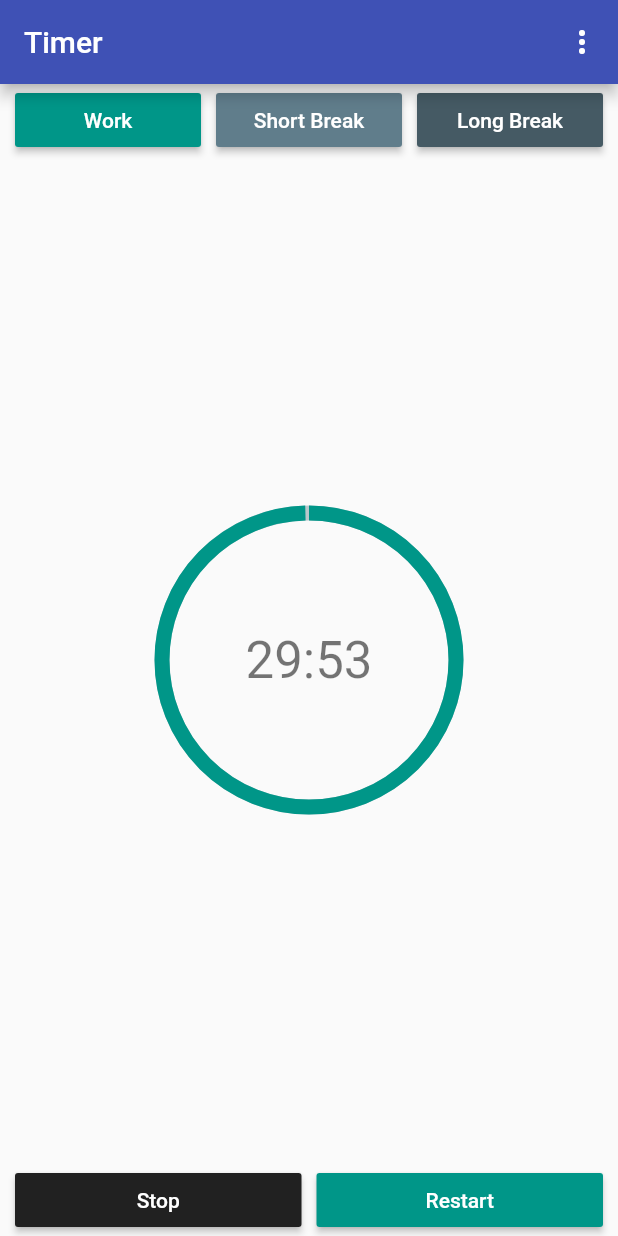
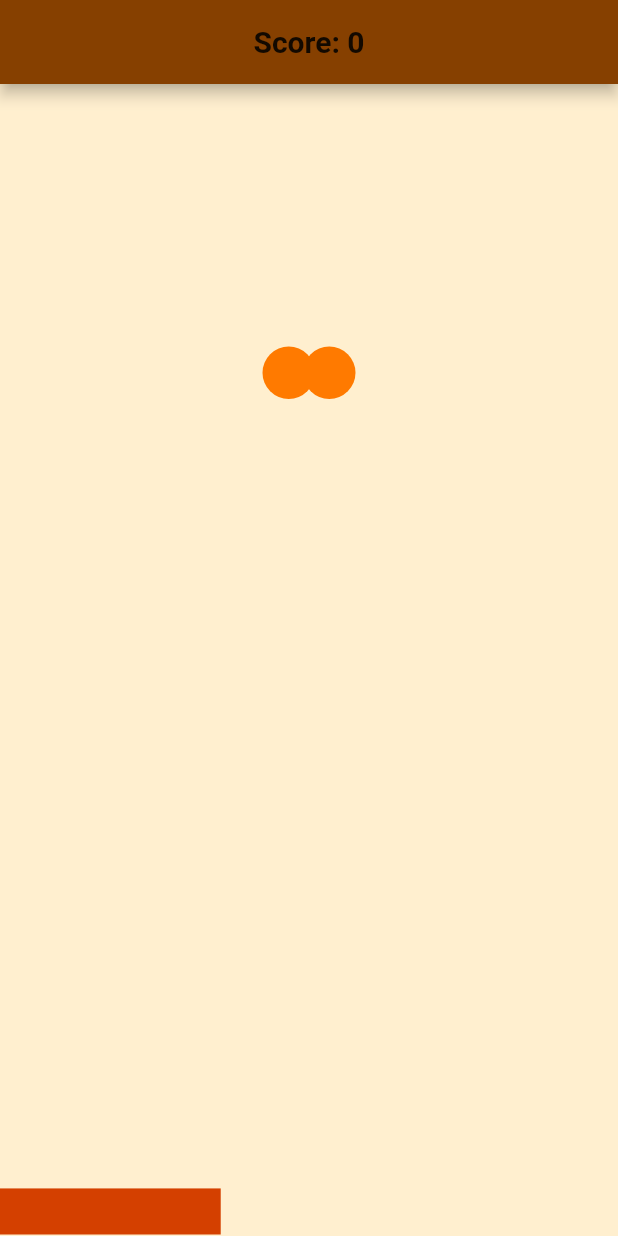
Before and after one commit to ahmedashraf722/Flutter_Projects, a Flutter app: the screen it shows after launch, on a phone screen of 412 x 824 dp. Run offline on Flutter 3.47's test engine with Material 2 defaults, Android fonts, the light colour scheme and no system bars; drawn by our look-alikes of percent_indicator; our stand-ins replace shared_preferences.

Commit message:
Finished Game Pong

```diff
--- /dev/null
+++ b/lib/game_pong/ball.dart
@@ -0,0 +1,23 @@
+import 'package:flutter/material.dart';
+
+class Ball extends StatefulWidget {
+  @override
+  _BallState createState() => _BallState();
+}
+
+class _BallState extends State<Ball> {
+  @override
+  Widget build(BuildContext context) {
+    final double d = 35;
+    return Center(
+      child: Container(
+        width: d,
+        height: d,
+        decoration: BoxDecoration(
+          color: Color(0xffff7a00),
+          shape: BoxShape.circle,
+        ),
+      ),
+    );
+  }
+}
--- /dev/null
+++ b/lib/game_pong/bat.dart
@@ -0,0 +1,19 @@
+import 'package:flutter/material.dart';
+
+class Bat extends StatelessWidget {
+  final double width;
+  final double height;
+
+  const Bat(this.width, this.height);
+
+  @override
+  Widget build(BuildContext context) {
+    return Container(
+      width: width,
+      height: height,
+      decoration: BoxDecoration(
+        color: Color(0xffd44000),
+      ),
+    );
+  }
+}
--- /dev/null
+++ b/lib/game_pong/pong_game.dart
@@ -0,0 +1,202 @@
+import 'dart:math';
+
+import 'package:flutter/material.dart';
+import 'package:flutter_projects/game_pong/ball.dart';
+import 'package:flutter_projects/game_pong/bat.dart';
+import 'package:flutter_projects/game_pong/loading_pong.dart';
+
+class Pong extends StatefulWidget {
+  @override
+  _PongState createState() => _PongState();
+}
+
+enum Direction { up, down, left, right }
+
+class _PongState extends State<Pong> with SingleTickerProviderStateMixin {
+  double width;
+  double height;
+  double posX = 0;
+  double posY = 0;
+  double batWidth = 0;
+  double batHeight = 0;
+  double batPosition = 0;
+  double diameter = 50;
+  int score = 0;
+  Animation<double> animation;
+  AnimationController controller;
+
+  Direction vDir = Direction.down;
+  Direction hDir = Direction.right;
+
+  double increment = 5;
+
+  double randX = 1;
+  double randY = 1;
+
+  @override
+  void initState() {
+    posX = 0;
+    posY = 0;
+    Future.delayed(Duration(milliseconds: 500), () {
+      controller = AnimationController(
+        vsync: this,
+        duration: Duration(hours: 400),
+      );
+
+      animation = Tween<double>(begin: 0, end: 100).animate(controller);
+      animation.addListener(() {
+        safeSetState(() {
+          (hDir == Direction.right)
+              ? posX += ((increment * randX).round())
+              : posX -= ((increment * randX).round());
+          (vDir == Direction.down)
+              ? posY += ((increment * randY).round())
+              : posY -= ((increment * randY).round());
+        });
+        checkBorders(diameter);
+      });
+      controller.forward();
+    });
+    // controller.repeat();
+    super.initState();
+  }
+
+  checkBorders(double d) {
+    if (posX <= 0 && hDir == Direction.left) {
+      hDir = Direction.right;
+      randX = randomNumber();
+    }
+    if (posX >= width - d && hDir == Direction.right) {
+      hDir = Direction.left;
+      randX = randomNumber();
+    }
+    //check the bat position as well
+    if (posY >= height - d - batHeight && vDir == Direction.down) {
+      if (posX >= (batPosition - d) && posX <= (batPosition + batWidth + d)) {
+        vDir = Direction.up;
+        randY = randomNumber();
+        safeSetState(() {
+          score = score + 10;
+        });
+      } else {
+        controller.stop();
+        showMessage(context);
+      }
+    }
+    if (posY <= 0 && vDir == Direction.up) {
+      vDir = Direction.down;
+      randY = randomNumber();
+    }
+  }
+
+  void safeSetState(Function function) {
+    if (mounted && controller.isAnimating) {
+      setState(() {
+        function();
+      });
+    }
+  }
+
+  void moveBat(DragUpdateDetails update) {
+    safeSetState(() {
+      batPosition += update.delta.dx;
+    });
+  }
+
+  double randomNumber() {
+    // number between 0.5 and 1.5;
+    var random = new Random();
+    int myNum = random.nextInt(601);
+    return (75 + myNum) / 100;
+  }
+
+  void showMessage(BuildContext context) {
+    showDialog(
+        context: context,
+        builder: (BuildContext context) {
+          return AlertDialog(
+            title: Text(
+              'Game Over',
+              style: TextStyle(
+                fontWeight: FontWeight.bold,
+              ),
+            ),
+            content: Text('Would you like to play again?'),
+            actions: [
+              TextButton(
+                onPressed: () {
+                  setState(() {
+                    posX = 0;
+                    posY = 0;
+                    score = 0;
+                  });
+                  Navigator.of(context).pop();
+                  controller.repeat();
+                },
+                child: Text("Yes"),
+              ),
+              TextButton(
+                onPressed: () {
+                  Navigator.of(context).pushAndRemoveUntil(
+                      MaterialPageRoute(builder: (context) => Loading()),
+                      (route) => true);
+                 // dispose();
+                },
+                child: Text("No"),
+              ),
+            ],
+          );
+        });
+  }
+
+  @override
+  Widget build(BuildContext context) {
+    return Scaffold(
+      backgroundColor: Color(0xffffefcf),
+      appBar: AppBar(
+        centerTitle: true,
+        title: Text(
+          'Score: ' + score.toString(),
+          style: TextStyle(
+            fontWeight: FontWeight.bold,
+          ),
+        ),
+        backgroundColor: Color(0xff864000),
+      ),
+      body: LayoutBuilder(
+        builder: (BuildContext context, BoxConstraints constraints) {
+          height = constraints.maxHeight;
+          width = constraints.maxWidth;
+          batWidth = width / 2.8;
+          batHeight = height / 25;
+          return Stack(
+            children: [
+              Positioned(
+                child: Ball(),
+                top: posY,
+                left: posX,
+              ),
+              Positioned(
+                child: Ball(),
+                top: posY,
+                right: posX,
+              ),
+              Positioned(
+                bottom: 1,
+                left: batPosition,
+                child: GestureDetector(
+                  onHorizontalDragUpdate: (DragUpdateDetails update) =>
+                      moveBat(update),
+                  child: Bat(
+                    batWidth,
+                    batHeight,
+                  ),
+                ),
+              ),
+            ],
+          );
+        },
+      ),
+    );
+  }
+}
--- a/lib/main.dart
+++ b/lib/main.dart
@@ -1,5 +1,5 @@
 import 'package:flutter/material.dart';
-import 'package:flutter_projects/time_to_stream/work_timer.dart';
+import 'package:flutter_projects/game_pong/pong_game.dart';
 
 void main() {
   WidgetsFlutterBinding.ensureInitialized();
@@ -10,11 +10,11 @@ class MyHome extends StatelessWidget {
   @override
   Widget build(BuildContext context) {
     return MaterialApp(
-      title: 'Flutter Projects',
+      title: 'Pong',
       theme: ThemeData(
-        primarySwatch: Colors.indigo,
+        primarySwatch: Colors.cyan,
       ),
-      home: TimerHomePage(),
+      home: Pong(),
     );
   }
 }
--- a/pubspec.yaml
+++ b/pubspec.yaml
@@ -31,6 +31,8 @@ dependencies:
   percent_indicator:
   shared_preferences: ^2.0.5
   flutter_launcher_icons: ^0.9.0
+  path_provider: ^2.0.1
+  url_launcher: ^6.0.3
 
 dev_dependencies:
   flutter_test:
@@ -42,7 +44,7 @@ dev_dependencies:
 flutter_icons:
   android: "launcher_icon"
   ios: true
-  image_path: "assets/icons/t.png"
+  image_path: "assets/icons/p.png"
 
 
 # The following section is specific to Flutter.
```
Also changed, not shown: lib/game_pong/loading_pong.dart (added, +36 -0 lines), assets/icons/p.png (added), pubspec.lock, 16 other files.
